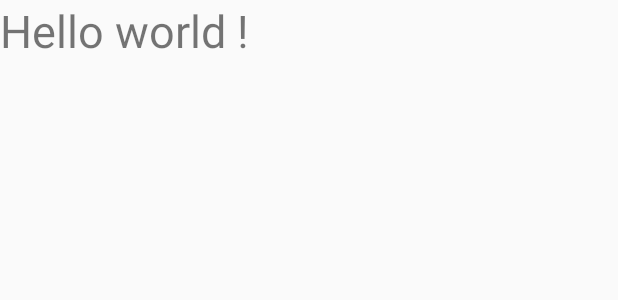
After one commit to bmw546/tamtaam, an Android app: the layout activity_ui_client.xml on its own in the app's theme, with its tools: preview values and no code run, on a phone screen of 412 x 824 dp. The commit adds this screen. Shown: the top 300 px of the screen. Run offline under Robolectric (Android 15) with nearby library versions, the light colour scheme and no system bars.

Commit message:
update Menu 0.0.7: open new activity

```diff
--- a/Android/Tamtam/app/src/main/AndroidManifest.xml
+++ b/Android/Tamtam/app/src/main/AndroidManifest.xml
@@ -16,6 +16,7 @@
                 <category android:name="android.intent.category.LAUNCHER" />
             </intent-filter>
         </activity>
+        <activity android:name=".ui_client"></activity>
     </application>
 
 </manifest>
--- a/Android/Tamtam/app/src/main/res/layout/UI_Menu.xml
+++ b/Android/Tamtam/app/src/main/res/layout/UI_Menu.xml
@@ -22,6 +22,7 @@
             android:id="@+id/btnClient"
             android:layout_width="match_parent"
             android:layout_height="55dp"
+            android:onClick="showActivity"
             android:text="Clients" />
 
         <Button
--- /dev/null
+++ b/Android/Tamtam/app/src/main/res/layout/activity_ui_client.xml
@@ -0,0 +1,14 @@
+<?xml version="1.0" encoding="utf-8"?>
+<LinearLayout xmlns:android="http://schemas.android.com/apk/res/android"
+    xmlns:app="http://schemas.android.com/apk/res-auto"
+    xmlns:tools="http://schemas.android.com/tools"
+    android:layout_width="match_parent"
+    android:layout_height="match_parent"
+    tools:context=".ui_client">
+
+    <TextView
+        android:layout_width="match_parent"
+        android:layout_height="wrap_content"
+        android:text="Hello world !"
+        android:textSize="30sp"/>
+</LinearLayout>
--- a/Android/Tamtam/app/src/main/res/layout/ui_client.xml
+++ /dev/null
@@ -1,6 +0,0 @@
-<?xml version="1.0" encoding="utf-8"?>
-<android.support.constraint.ConstraintLayout
-    xmlns:android="http://schemas.android.com/apk/res/android" android:layout_width="match_parent"
-    android:layout_height="match_parent">
-
-</android.support.constraint.ConstraintLayout>
```
Also changed, not shown: Android/Tamtam/app/src/main/java/tamtam/tamtam/Menu.java (+11 -0 lines), Android/Tamtam/app/src/main/java/tamtam/tamtam/gestionnaire_client.java (deleted, +0 -12 lines), Android/Tamtam/app/src/main/java/tamtam/tamtam/moteur_requete_bd.java (added, +13 -0 lines), Android/Tamtam/app/src/main/java/tamtam/tamtam/ui_client.java (added, +13 -0 lines), 1 other file.
